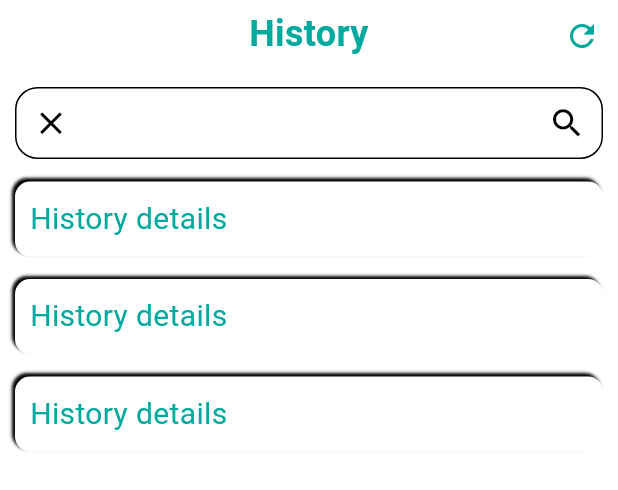
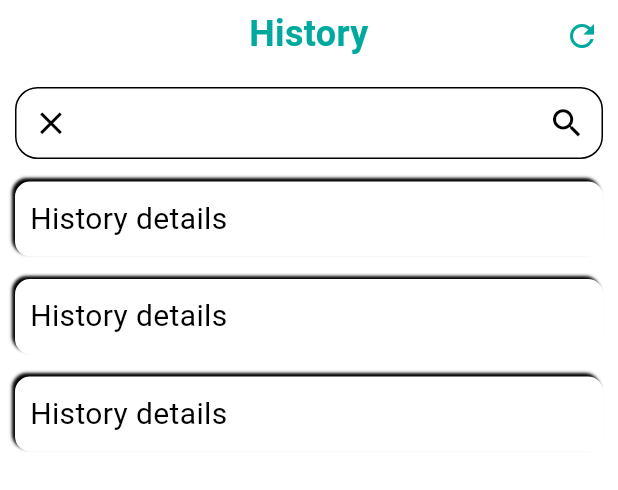
Before and after one commit to Ruban5400/reallist-app-ui, a Flutter app: the History widget shown alone on an empty page, opened directly, on a phone screen of 412 x 824 dp. Shown: the top 490 px of the screen. Run offline on Flutter 3.47's test engine with Material 2 defaults, Android fonts, the phone set to English and light mode, and no system bars; our stand-ins replace curved_labeled_navigation_bar, percent_indicator, shared_preferences; accounts and stored records are empty.

Commit message:
Changes done

```diff
--- a/lib/History/history.dart
+++ b/lib/History/history.dart
@@ -95,7 +95,7 @@ class History extends StatelessWidget {
                   child: Text(
                     'History details',
                     style: TextStyle(
-                        color: Theme.of(context).colorScheme.primary,
+                        // color: Theme.of(context).colorScheme.primary,
                         fontSize: 20),
                   ),
                 ),
--- a/lib/Override/override.dart
+++ b/lib/Override/override.dart
@@ -95,7 +95,7 @@ class Override extends StatelessWidget {
                   child: Text(
                     'Override details',
                     style: TextStyle(
-                        color: Theme.of(context).colorScheme.primary,
+                        // color: Theme.of(context).colorScheme.primary,
                         fontSize: 20),
                   ),
                 ),
--- a/lib/home_page.dart
+++ b/lib/home_page.dart
@@ -72,13 +72,13 @@ class HomePageState extends State<HomePage> {
                   'assets/logo.png',
                   width: 40,
                 ),
-                onPressed: () {
-                  Navigator.push(
+                onPressed: () { selectedPage!=0 ?
+                  (Navigator.push(
                     context,
                     MaterialPageRoute(
                       builder: (context) => HomePage(),
                     ),
-                  );
+                  )): null;
                 }
                 // exit(0),
                 ),
```
